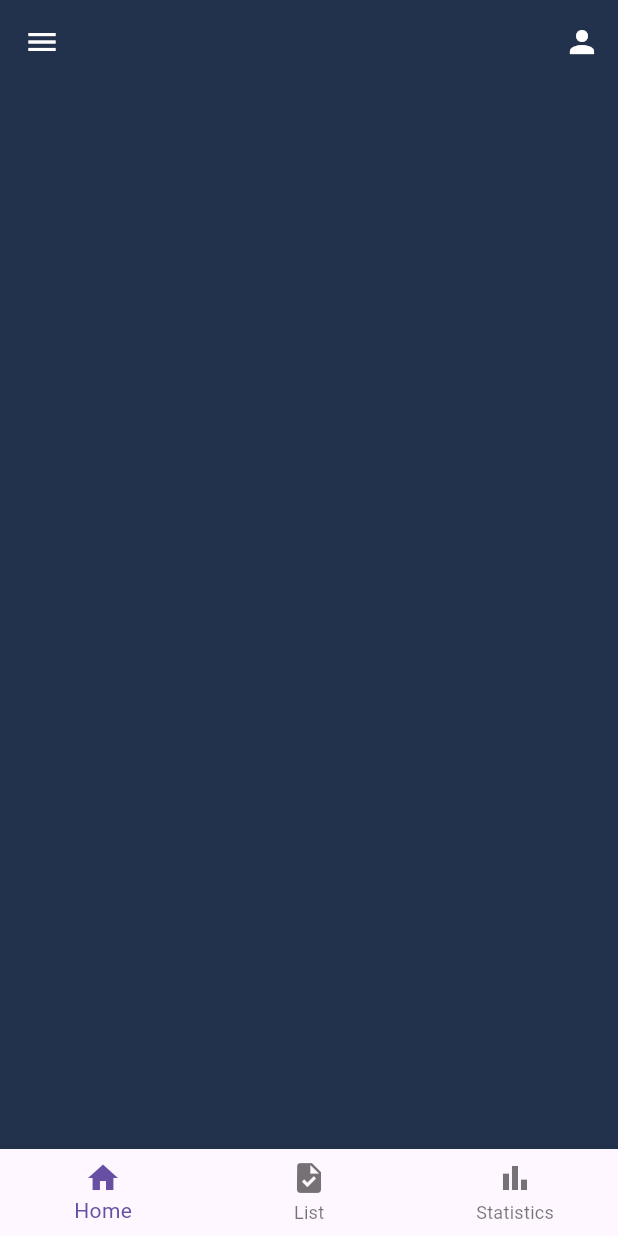
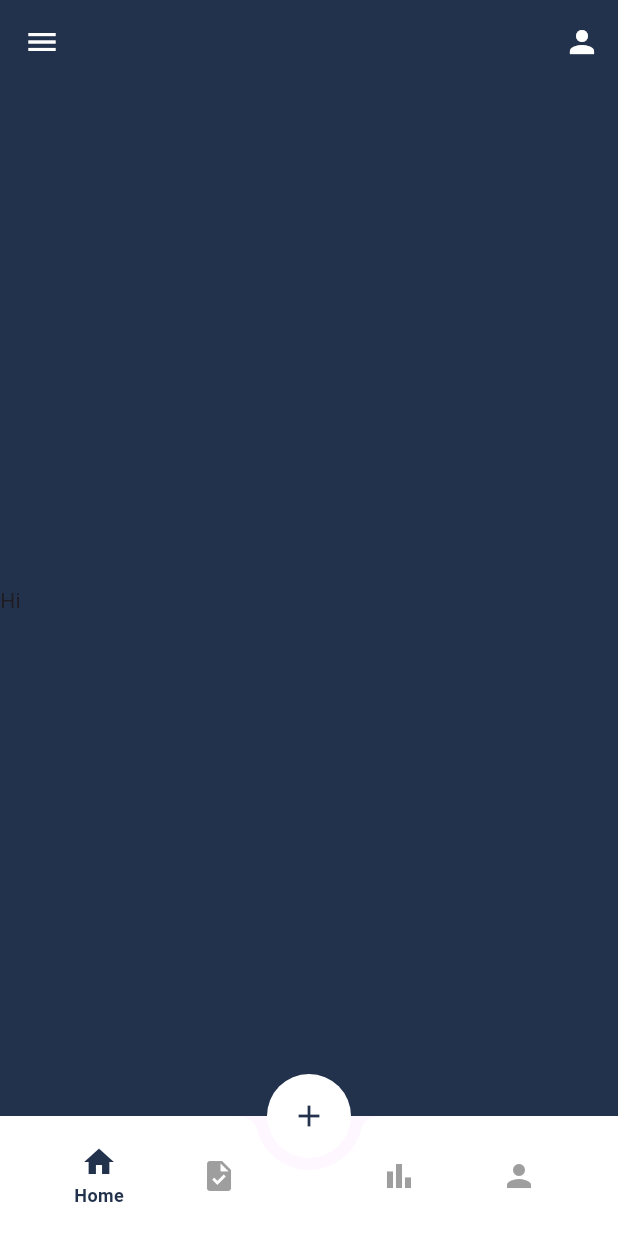
Before and after one commit to MariaBrodowska/FlutterProject, a Flutter app: the Nav screen opened directly, on a phone screen of 412 x 824 dp. Run offline on Flutter 3.47's test engine with Material 3 defaults, Android fonts, the light colour scheme and no system bars.

Commit message:
Fix navigation

```diff
--- a/lib/pages/home_page.dart
+++ b/lib/pages/home_page.dart
@@ -12,11 +12,11 @@ class HomePage extends StatelessWidget {
         iconTheme: IconThemeData(color: Colors.white),
         actions: [IconButton(onPressed: () {}, icon: Icon(Icons.person))],
       ),
-      drawer: Drawer(child: Container(child: Text("cos"))),
+      drawer: Drawer(child: Text("cos")),
       body: Column(
         mainAxisAlignment: MainAxisAlignment.spaceEvenly,
         crossAxisAlignment: CrossAxisAlignment.end,
-        children: [],
+        children: [Text("Hi ")],
       ),
     );
   }
--- a/lib/pages/nav.dart
+++ b/lib/pages/nav.dart
@@ -1,7 +1,8 @@
+import 'package:flutter/material.dart';
 import 'package:app/pages/home_page.dart';
+import 'package:app/pages/tasks_page.dart';
 import 'package:app/pages/statistics_page.dart';
-import 'package:app/pages/tasks_page.dart';
-import 'package:flutter/material.dart';
+import 'package:app/pages/profile_page.dart';
 
 class Nav extends StatefulWidget {
   const Nav({super.key});
@@ -11,29 +12,96 @@ class Nav extends StatefulWidget {
 }
 
 class _NavState extends State<Nav> {
-  int currentIndex = 0;
+  int _currentIndex = 0;
 
-  List pages = [HomePage(), TasksPage(), StatisticsPage()];
+  final List<Widget> _pages = const [
+    HomePage(),
+    TasksPage(),
+    StatisticsPage(),
+    ProfilePage(),
+  ];
+
+  final List<String> _labels = ["Home", "Tasks", "Stats", "Profile"];
+  final List<IconData> _icons = [
+    Icons.home,
+    Icons.task,
+    Icons.bar_chart,
+    Icons.person,
+  ];
+
+  void _onTabSelected(int index) {
+    setState(() {
+      _currentIndex = index;
+    });
+  }
+
+  Widget _buildNavItem(IconData icon, String label, int index) {
+    final isSelected = _currentIndex == index;
+    final color = isSelected ? const Color(0xFF23324c) : Colors.grey;
+
+    return GestureDetector(
+      onTap: () => _onTabSelected(index),
+      child: SizedBox(
+        width: 60,
+        child: Column(
+          mainAxisSize: MainAxisSize.min,
+          children: [
+            Icon(icon, color: color),
+            if (isSelected) ...[
+              const SizedBox(height: 2),
+              Text(
+                label,
+                style: TextStyle(
+                  fontSize: 12,
+                  color: color,
+                  fontWeight: FontWeight.w600,
+                ),
+              ),
+            ],
+          ],
+        ),
+      ),
+    );
+  }
 
   @override
   Widget build(BuildContext context) {
     return Scaffold(
-      body: pages[currentIndex],
-      bottomNavigationBar: BottomNavigationBar(
-        currentIndex: currentIndex,
-        onTap: (int newIndex) {
-          setState(() {
-            currentIndex = newIndex;
-          });
-        },
-        items: const [
-          BottomNavigationBarItem(icon: Icon(Icons.home), label: 'Home'),
-          BottomNavigationBarItem(icon: Icon(Icons.task), label: 'List'),
-          BottomNavigationBarItem(
-            icon: Icon(Icons.bar_chart),
-            label: 'Statistics',
+      body: _pages[_currentIndex],
+      floatingActionButtonLocation: FloatingActionButtonLocation.centerDocked,
+      floatingActionButton: FloatingActionButton(
+        onPressed: () {},
+        backgroundColor: Colors.white,
+        shape: const CircleBorder(),
+        elevation: 0,
+        child: const Icon(Icons.add, color: Color(0xFF23324c)),
+      ),
+      bottomNavigationBar: BottomAppBar(
+        shape: const CircularNotchedRectangle(),
+        notchMargin: 8.0,
+        color: Colors.white,
+        child: Padding(
+          padding: const EdgeInsets.symmetric(horizontal: 20.0, vertical: 6),
+          child: Row(
+            mainAxisAlignment: MainAxisAlignment.spaceBetween,
+            children: [
+              Row(
+                children: [
+                  _buildNavItem(_icons[0], _labels[0], 0),
+                  const SizedBox(width: 20),
+                  _buildNavItem(_icons[1], _labels[1], 1),
+                ],
+              ),
+              Row(
+                children: [
+                  _buildNavItem(_icons[2], _labels[2], 2),
+                  const SizedBox(width: 20),
+                  _buildNavItem(_icons[3], _labels[3], 3),
+                ],
+              ),
+            ],
           ),
-        ],
+        ),
       ),
     );
   }
--- /dev/null
+++ b/lib/pages/profile_page.dart
@@ -0,0 +1,10 @@
+import 'package:flutter/material.dart';
+
+class ProfilePage extends StatelessWidget {
+  const ProfilePage({super.key});
+
+  @override
+  Widget build(BuildContext context) {
+    return Scaffold();
+  }
+}
--- a/lib/pages/welcome_page.dart
+++ b/lib/pages/welcome_page.dart
@@ -41,14 +41,14 @@ class WelcomePage extends StatelessWidget {
                   alignment: Alignment.centerLeft,
                   children: [
                     Container(
-                      width: 55,
-                      height: 55,
+                      width: 52,
+                      height: 52,
                       decoration: BoxDecoration(
                         shape: BoxShape.circle,
                         color: Color.fromARGB(255, 223, 241, 255),
                         boxShadow: [
                           BoxShadow(
-                            color: const Color.fromARGB(101, 0, 0, 0),
+                            color: const Color.fromARGB(68, 0, 0, 0),
                             blurRadius: 20,
                             spreadRadius: 0,
                             offset: Offset(-4, 6),
@@ -59,7 +59,14 @@ class WelcomePage extends StatelessWidget {
                     Padding(
                       padding: const EdgeInsets.only(left: 10),
                       child: TextButton(
-                        onPressed: () {},
+                        onPressed: () {
+                          Navigator.push(
+                            context,
+                            MaterialPageRoute(
+                              builder: (context) => const Nav(),
+                            ),
+                          );
+                        },
                         child: Text(
                           'Get Started',
                           style: TextStyle(
```
